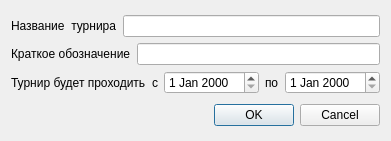
Qt form TournamentManager/createtournamentdialog.ui (BarsukAlexey/xelarogi) before a commit.
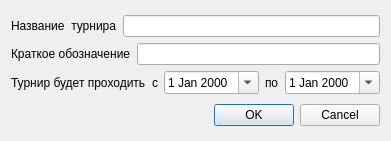
The same form after that commit.

The edit to the form file:
```diff
--- a/TournamentManager/createtournamentdialog.ui
+++ b/TournamentManager/createtournamentdialog.ui
@@ -61,7 +61,11 @@
         </widget>
        </item>
        <item>
-        <widget class="QDateEdit" name="startDate"/>
+        <widget class="QDateEdit" name="startDate">
+         <property name="calendarPopup">
+          <bool>true</bool>
+         </property>
+        </widget>
        </item>
        <item>
         <widget class="QLabel" name="label_5">
@@ -71,7 +75,11 @@
         </widget>
        </item>
        <item>
-        <widget class="QDateEdit" name="endDate"/>
+        <widget class="QDateEdit" name="endDate">
+         <property name="calendarPopup">
+          <bool>true</bool>
+         </property>
+        </widget>
        </item>
       </layout>
      </item>
```
